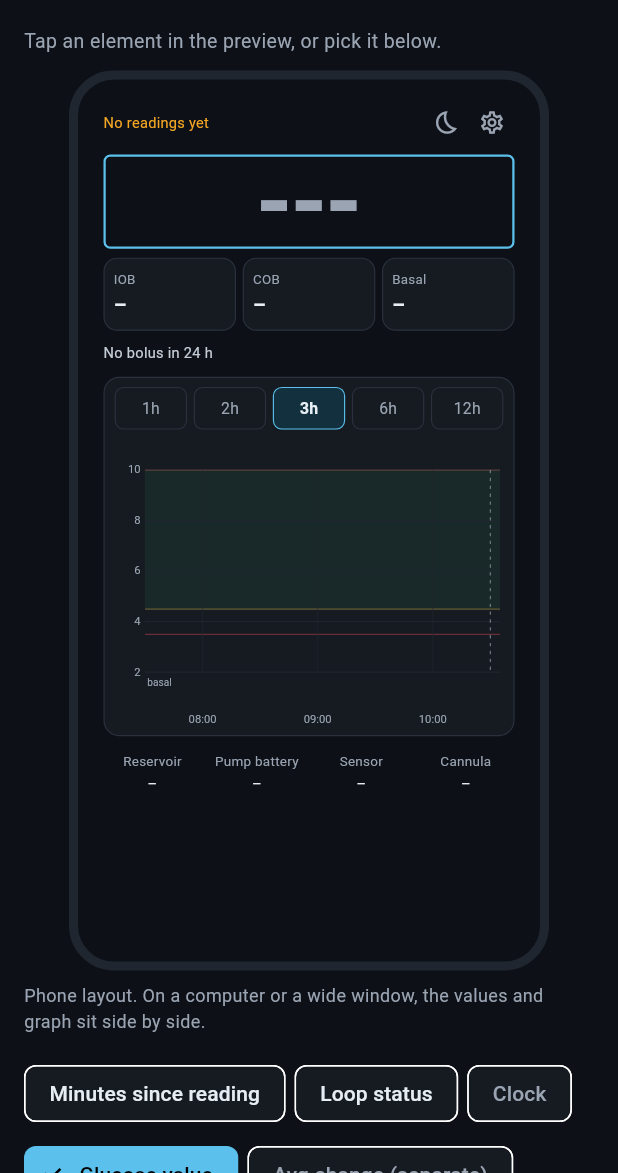
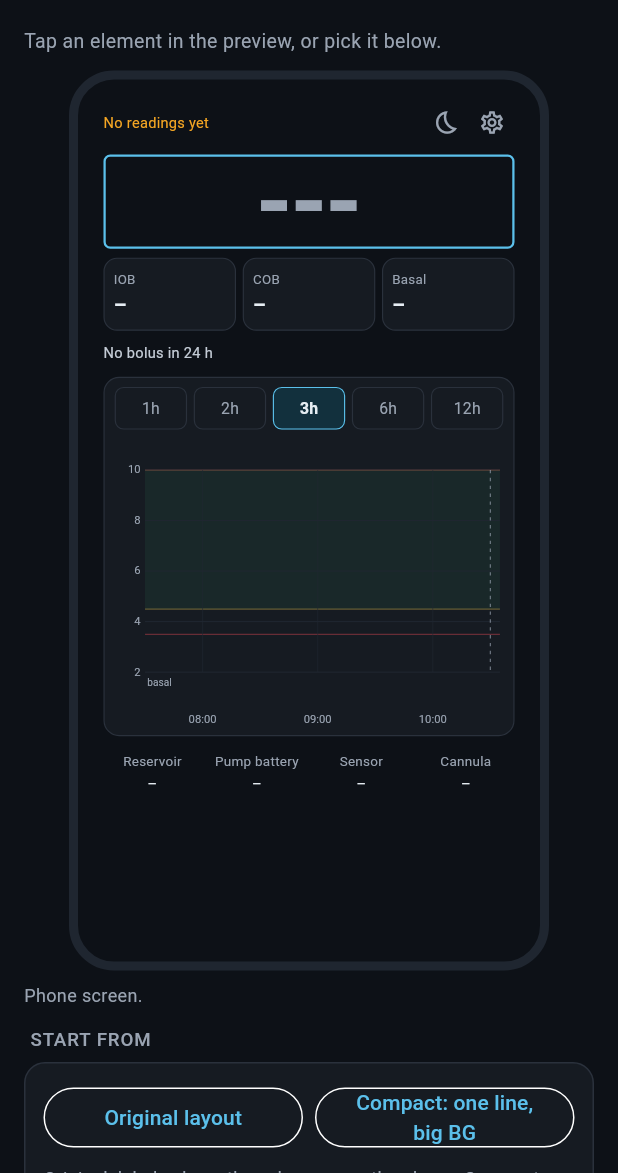
Before and after one commit to sircsaba/glucose-monitor, a Flutter app: the DayLayoutScreen screen opened directly, on a phone screen of 412 x 824 dp, the part 63-1236 px from its top. Run offline on Flutter 3.47's test engine with Material 3 defaults, Android fonts, the phone set to English and light mode, and no system bars; our stand-ins replace audioplayers, battery_plus, shared_preferences, wakelock_plus; accounts and stored records are empty.

Commit message:
Day view: remove two columns; add compact layout (one line, big BG, clock on the left)
- Day view layout: 'Start from' Original or Compact, then change anything
- wide screens default to the compact layout, larger
- position buttons: Earlier / Later

```diff
--- a/lib/state/settings.dart
+++ b/lib/state/settings.dart
@@ -259,8 +259,7 @@ class Settings {
     'treatPlace': 0, // 0 = top of the graph, 1 = on the glucose line
     'dayArrow': true,
     'dayBgDelta': true, // change and units next to the glucose value
-    'dayCustom': false, // false = default layout for the screen shape (phone or wide)
-    'dayColumns': 0, // 0 auto (two columns on wide screens), 1 one column, 2 two columns
+    'dayCustom': false, // false = default layout for the screen (original on phones, compact on wide screens)
     'tirLo': 70.0,
     'tirHi': 180.0,
     // Other alarms
@@ -362,17 +361,20 @@ class Settings {
         LineCfg(id: 'graph', size: 70, space: 20),
       ];
 
-  /// Default day view. Phone: the original layout. Wide (computer, tablet in
-  /// landscape): bigger values on the left, the graph on the right.
-  static List<LineCfg> defaultDay({bool wide = false}) {
+  /// Day view presets. Original: the first phone layout (labels above values).
+  /// Compact: IOB, COB, basal, reservoir and pump battery on one line with the
+  /// label beside the value, the clock left of a bigger glucose value.
+  /// [big] makes everything larger for a computer screen.
+  static List<LineCfg> defaultDay({bool compact = false, bool big = false}) {
     const white = 0xFFE6EDF3;
     const grey = 0xFF9AA4B2;
     const soft = 0xFFC4CCD6;
-    if (!wide) {
+    const blue = 0xFF5BC0EB;
+    if (!compact) {
       return [
         LineCfg(id: 'ago', size: 13, zoneColor: false, color: grey, align: 'left', space: 0),
         LineCfg(id: 'loop', size: 13, zoneColor: false, color: grey, align: 'right', space: 0, join: true),
-        LineCfg(id: 'clock', size: 20, zoneColor: false, color: 0xFF5BC0EB, align: 'left', space: 8, flex: 2, show: false),
+        LineCfg(id: 'clock', size: 20, zoneColor: false, color: blue, align: 'left', space: 8, flex: 2, show: false),
         LineCfg(id: 'bg', size: 84, align: 'center', space: 8, bold: true, flex: 8, join: true),
         LineCfg(id: 'delta', size: 18, zoneColor: false, color: white, align: 'right', space: 0, flex: 2, join: true, show: false),
         LineCfg(id: 'iob', size: 18, zoneColor: false, color: white, align: 'left', space: 8, box: true, stack: true, bold: true),
@@ -388,29 +390,31 @@ class Settings {
         LineCfg(id: 'phone', size: 12, zoneColor: false, color: grey, space: 8),
       ];
     }
+    final k = big ? 1.7 : 1.0;
+    double z(double v) => (v * k).roundToDouble();
     return [
-      LineCfg(id: 'ago', size: 18, zoneColor: false, color: grey, align: 'left', space: 0),
-      LineCfg(id: 'loop', size: 18, zoneColor: false, color: grey, align: 'right', space: 0, join: true),
-      LineCfg(id: 'clock', size: 44, zoneColor: false, color: 0xFF5BC0EB, align: 'left', space: 12, flex: 3),
-      LineCfg(id: 'bg', size: 170, align: 'center', space: 12, bold: true, flex: 7, join: true),
-      LineCfg(id: 'delta', size: 24, zoneColor: false, color: white, align: 'right', space: 0, flex: 2, join: true, show: false),
-      LineCfg(id: 'iob', size: 22, zoneColor: false, color: white, space: 16, box: true),
-      LineCfg(id: 'cob', size: 22, zoneColor: false, color: white, space: 16, box: true, join: true),
-      LineCfg(id: 'basal', size: 22, zoneColor: false, color: white, space: 16, flex: 2, box: true, join: true),
-      LineCfg(id: 'reservoir', size: 22, zoneColor: false, color: white, space: 10, box: true),
-      LineCfg(id: 'battery', size: 22, zoneColor: false, color: white, space: 10, box: true, join: true),
-      LineCfg(id: 'phone', size: 22, zoneColor: false, color: white, space: 10, box: true, join: true),
-      LineCfg(id: 'bolus', size: 20, zoneColor: false, color: soft, align: 'left', space: 18),
-      LineCfg(id: 'carbs', size: 20, zoneColor: false, color: soft, align: 'left', space: 8),
-      LineCfg(id: 'sensor', size: 20, zoneColor: false, color: soft, align: 'left', space: 18),
-      LineCfg(id: 'cannula', size: 20, zoneColor: false, color: soft, align: 'left', space: 18, join: true),
-      LineCfg(id: 'graph', size: 420, space: 0),
+      LineCfg(id: 'ago', size: z(13), zoneColor: false, color: grey, align: 'left', space: 0),
+      LineCfg(id: 'loop', size: z(13), zoneColor: false, color: grey, align: 'right', space: 0, join: true),
+      LineCfg(id: 'clock', size: z(26), zoneColor: false, color: blue, align: 'left', space: z(4), flex: 2),
+      LineCfg(id: 'bg', size: z(110), align: 'center', space: z(4), bold: true, flex: 8, join: true),
+      LineCfg(id: 'delta', size: z(18), zoneColor: false, color: white, align: 'right', space: 0, flex: 2, join: true, show: false),
+      LineCfg(id: 'iob', size: z(14), zoneColor: false, color: white, space: z(8), flex: 2, box: true, bold: true),
+      LineCfg(id: 'cob', size: z(14), zoneColor: false, color: white, space: z(8), flex: 2, box: true, bold: true, join: true),
+      LineCfg(id: 'basal', size: z(14), zoneColor: false, color: white, space: z(8), flex: 3, box: true, bold: true, join: true),
+      LineCfg(id: 'reservoir', size: z(14), zoneColor: false, color: white, space: z(8), flex: 2, box: true, bold: true, join: true),
+      LineCfg(id: 'battery', size: z(14), zoneColor: false, color: white, space: z(8), flex: 2, box: true, bold: true, join: true),
+      LineCfg(id: 'bolus', size: z(13), zoneColor: false, color: soft, align: 'left', space: z(8)),
+      LineCfg(id: 'carbs', size: z(13), zoneColor: false, color: soft, align: 'right', space: z(8), join: true),
+      LineCfg(id: 'graph', size: big ? 380 : 260, space: z(8)),
+      LineCfg(id: 'sensor', size: z(13), zoneColor: false, color: soft, space: z(8)),
+      LineCfg(id: 'cannula', size: z(13), zoneColor: false, color: soft, space: z(8), join: true),
+      LineCfg(id: 'phone', size: z(13), zoneColor: false, color: soft, space: z(8), join: true),
     ];
   }
 
-  /// The day layout in use: the saved one once edited, else the default for
-  /// the screen shape.
-  List<LineCfg> dayFor(bool wide) => flag('dayCustom') ? day : defaultDay(wide: wide);
+  /// The day layout in use: the saved one once edited or chosen, else the
+  /// default for the screen (original on a phone, compact on a wide screen).
+  List<LineCfg> dayFor(bool wide) => flag('dayCustom') ? day : defaultDay(compact: wide, big: wide);
 
   dynamic raw(String k) => v.containsKey(k) ? v[k] : defaults[k];
   String str(String k) => (raw(k) ?? '').toString();
--- a/lib/ui/home_screen.dart
+++ b/lib/ui/home_screen.dart
@@ -66,16 +66,13 @@ class DayView extends StatefulWidget {
   final bool preview;
   final String? highlight;
   final ValueChanged<String>? onSelect;
-  final bool? wide; // preview: which layout to show
+  final bool? wide; // preview: which default to show
   const DayView({super.key, this.preview = false, this.highlight, this.onSelect, this.wide});
 
-  /// Two columns (values left, graph right) on a wide screen, or as set.
-  static bool isWide(BuildContext context, {double? width}) {
-    final cols = app.settings.integer('dayColumns');
-    if (cols == 1) return false;
-    if (cols == 2) return true;
+  /// A computer screen or a wide window: picks the compact, larger default.
+  static bool isWide(BuildContext context) {
     final size = MediaQuery.of(context).size;
-    return (width ?? size.width) >= 900 && size.width > size.height;
+    return size.width >= 900 && size.width > size.height;
   }
 
   @override
@@ -106,7 +103,7 @@ class _DayViewState extends State<DayView> {
   @override
   Widget build(BuildContext context) => ListenableBuilder(
         listenable: app,
-        builder: (c, _) => LayoutBuilder(builder: (c, box) => _content(c, widget.wide ?? DayView.isWide(c, width: box.maxWidth))),
+        builder: (c, _) => _content(c, widget.wide ?? DayView.isWide(c)),
       );
 
   Widget _content(BuildContext context, bool wide) {
@@ -135,13 +132,6 @@ class _DayViewState extends State<DayView> {
       if (d?.pumpBattery != null) return '${d!.pumpBattery}%';
       if (d?.pumpVolts != null) return '${d!.pumpVolts!.toStringAsFixed(2)}V';
       return '–';
-    }
-
-    // In two columns the graph fills the window's height.
-    double graphHeight(double size) {
-      if (!wide || widget.preview) return size;
-      final h = MediaQuery.of(context).size.height - 150;
-      return h > size ? h : size;
     }
 
     String ageOf(DateTime? t) => t == null ? '–' : fmtAge(now.difference(t));
@@ -265,7 +255,7 @@ class _DayViewState extends State<DayView> {
                   ),
               ]),
               const SizedBox(height: 6),
-              BgChart(hours: hours, height: graphHeight(size)),
+              BgChart(hours: hours, height: size),
             ]),
           );
       }
@@ -348,26 +338,6 @@ class _DayViewState extends State<DayView> {
             decoration: BoxDecoration(color: const Color(0xFF2A1F0E), borderRadius: BorderRadius.circular(10)),
             child: Text(app.error!, style: const TextStyle(color: kAmber, fontSize: 13)),
           );
-
-    final graphGroups = groups.where((g) => g.first.id == 'graph').toList();
-    final valueGroups = groups.where((g) => g.first.id != 'graph').toList();
-
-    if (wide && graphGroups.isNotEmpty) {
-      // Values on the left, graph on the right.
-      final left = <Widget>[];
-      for (var gi = 0; gi < valueGroups.length; gi++) {
-        left.add(line(valueGroups[gi], first: gi == 0));
-        if (gi == 0 && errorBox != null) left.add(errorBox);
-      }
-      if (valueGroups.isEmpty) left.add(Align(alignment: Alignment.centerRight, child: icons));
-      return Column(mainAxisSize: MainAxisSize.min, crossAxisAlignment: CrossAxisAlignment.stretch, children: [
-        Row(crossAxisAlignment: CrossAxisAlignment.start, children: [
-          Expanded(flex: 2, child: Column(mainAxisSize: MainAxisSize.min, crossAxisAlignment: CrossAxisAlignment.stretch, children: left)),
-          const SizedBox(width: 20),
-          Expanded(flex: 3, child: Column(mainAxisSize: MainAxisSize.min, children: [for (final g in graphGroups) cell(g.first)])),
-        ]),
-      ]);
-    }
 
     final rows = <Widget>[];
     for (var gi = 0; gi < groups.length; gi++) {
--- a/lib/ui/settings/day_layout_screen.dart
+++ b/lib/ui/settings/day_layout_screen.dart
@@ -45,7 +45,7 @@ class _DayLayoutScreenState extends State<DayLayoutScreen> {
           // The first change saves the layout shown (phone or wide default) as yours.
           void own(Settings x) {
             if (!x.flag('dayCustom')) {
-              x.day = Settings.defaultDay(wide: wide);
+              x.day = Settings.defaultDay(compact: wide, big: wide);
               x.set('dayCustom', true);
             }
           }
@@ -99,10 +99,41 @@ class _DayLayoutScreenState extends State<DayLayoutScreen> {
             const SizedBox(height: 8),
             Text(
               wide
-                  ? 'Wide screen layout: values on the left, graph on the right (fills the window height).'
-                  : 'Phone layout. On a computer or a wide window, the values and graph sit side by side.',
+                  ? 'Wide screen: the preview is drawn at computer width.'
+                  : 'Phone screen.',
               style: const TextStyle(color: kMuted, fontSize: 12),
             ),
+            const SizedBox(height: 12),
+            Section(title: 'Start from', padding: const EdgeInsets.all(12), children: [
+              Row(children: [
+                Expanded(
+                  child: OutlinedButton(
+                    onPressed: () => app.change((x) {
+                      x.day = Settings.defaultDay();
+                      x.set('dayCustom', true);
+                    }),
+                    child: const Text('Original layout', textAlign: TextAlign.center),
+                  ),
+                ),
+                const SizedBox(width: 8),
+                Expanded(
+                  child: OutlinedButton(
+                    onPressed: () => app.change((x) {
+                      x.day = Settings.defaultDay(compact: true, big: wide);
+                      x.set('dayCustom', true);
+                    }),
+                    child: const Text('Compact: one line, big BG', textAlign: TextAlign.center),
+                  ),
+                ),
+              ]),
+              const SizedBox(height: 8),
+              const Text(
+                'Original: labels above the values, as on the phone. Compact: IOB, COB, basal, reservoir and pump '
+                'battery on one line with the name beside the value, the clock left of a bigger glucose value. '
+                'Then change anything below.',
+                style: TextStyle(color: kMuted, fontSize: 12, height: 1.4),
+              ),
+            ]),
             const SizedBox(height: 16),
             Wrap(spacing: 6, runSpacing: 6, children: [
               for (final l in list)
@@ -179,10 +210,10 @@ class _DayLayoutScreenState extends State<DayLayoutScreen> {
               ],
               RowBox(
                 child: Row(children: [
-                  const Expanded(child: Text('Order')),
-                  OutlinedButton(onPressed: () => move(-1), child: const Text('Move up')),
+                  const Expanded(child: Text('Position', style: TextStyle(fontSize: 15))),
+                  OutlinedButton(onPressed: () => move(-1), child: const Text('Earlier')),
                   const SizedBox(width: 8),
-                  OutlinedButton(onPressed: () => move(1), child: const Text('Move down')),
+                  OutlinedButton(onPressed: () => move(1), child: const Text('Later')),
                 ]),
               ),
               StepRow(
@@ -201,9 +232,6 @@ class _DayLayoutScreenState extends State<DayLayoutScreen> {
                 setChoice('Dot size', 'dotSize', const ['Small', 'Medium', 'Large']),
               ],
             ]),
-            Section(title: 'Whole screen', children: [
-              setChoice('Columns', 'dayColumns', const ['Auto (two on a wide screen)', 'Always one column', 'Always two columns']),
-            ]),
             const Text(
               'Each phone, tablet and browser keeps its own layout. '
               'Zone colours come from BG zones & time ranges, where each range can have its own colours. '
```
